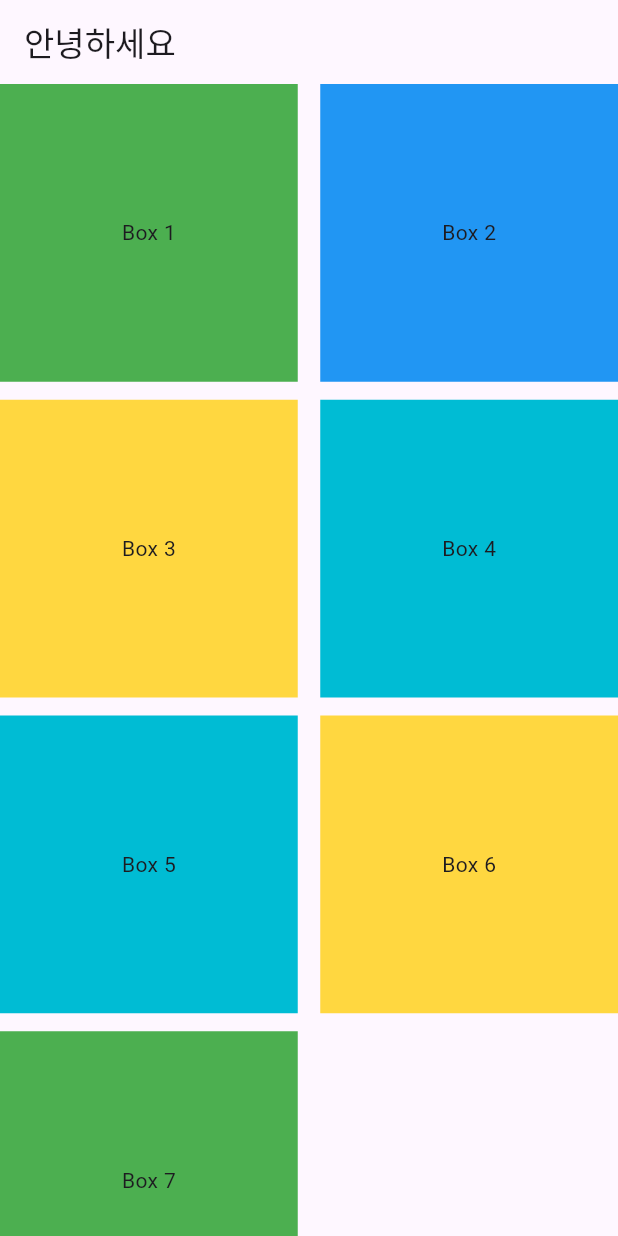
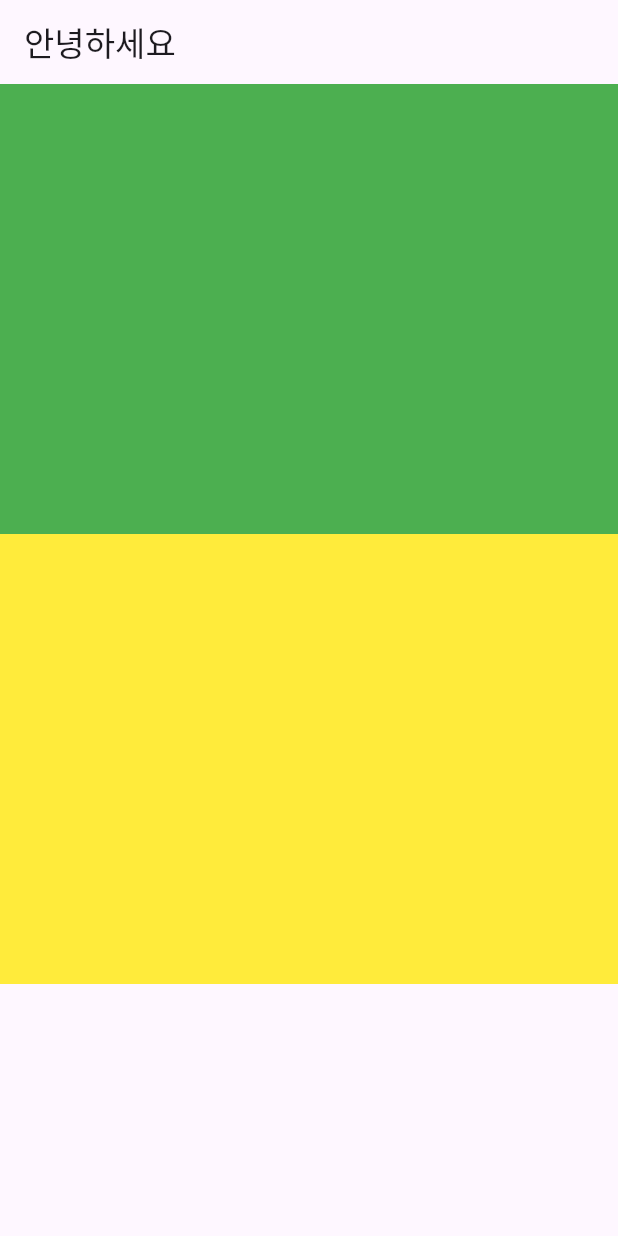
Before and after one commit to brian-jteom/flutter_lecture, a Flutter app: the screen it shows after launch, on a phone screen of 412 x 824 dp. Run offline on Flutter 3.47's test engine with Material 3 defaults, Android fonts, the phone set to English and light mode, and no system bars.

Commit message:
scrollview 생성

```diff
--- a/lib/main.dart
+++ b/lib/main.dart
@@ -32,65 +32,29 @@ class MyHomePage extends StatefulWidget {
 
 class _MyHomePageState extends State<MyHomePage> {
 
-  final postList = [
-    {
-      "number": 1,
-      "colorData": Colors.green
-    },
-    {
-      "number": 2,
-      "colorData": Colors.blue
-    },
-    {
-      "number": 3,
-      "colorData": Colors.amberAccent
-    },
-    {
-      "number": 4,
-      "colorData": Colors.cyan
-    },
-    {
-      "number": 5,
-      "colorData": Colors.cyan
-    },
-    {
-      "number": 6,
-      "colorData": Colors.amberAccent
-    },
-    {
-      "number": 7,
-      "colorData": Colors.green
-    }
-  ];
-
   @override
   Widget build(BuildContext context) {
     return Scaffold(
         appBar: AppBar(
           title: const Text("안녕하세요"),
         ),
-        body:  GridView.builder(
-              gridDelegate: const SliverGridDelegateWithFixedCrossAxisCount(
-                crossAxisCount: 2,
-                crossAxisSpacing: 15.0,
-                mainAxisSpacing: 12.0
+        body: SingleChildScrollView(
+          child: Column(
+            children: [
+              Container(
+                width: MediaQuery.of(context).size.width,
+                height: 300,
+                color: Colors.green,
               ),
-              itemCount: postList.length,
-              itemBuilder: (BuildContext con, int index) {
-                return postContainer(
-                  number: postList[index]["number"] as int,
-                  colorData: postList[index]["colorData"] as Color
-                );
-              }),
-        );
-  }
-
-  Widget postContainer({int number = 0, Color colorData = Colors.amber}) {
-    return Container(
-            height: 200,
-            color: colorData,
-            child: Center(child: Text("Box $number")),
-          );
+              Container(
+                width: MediaQuery.of(context).size.width,
+                height: 300,
+                color: Colors.yellow,
+              )
+            ],
+          ),
+        )
+    );
   }
 
 }
```
